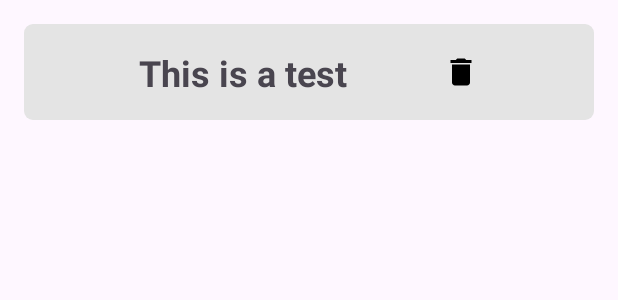
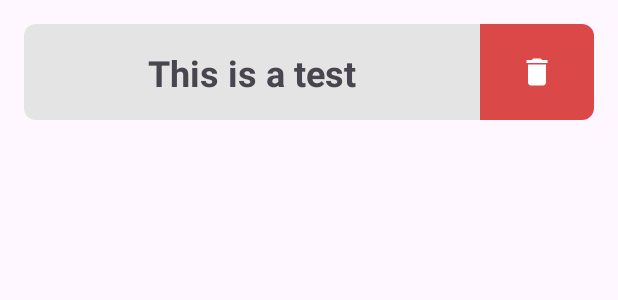
Before and after one commit to TiagoOliveiraa/ShopBuddy, an Android app: the layout list_item_row.xml on its own in the app's theme, with its tools: preview values and no code run, on a phone screen of 412 x 824 dp. Shown: the top 300 px of the screen. Run offline under Robolectric (Android 15) with nearby library versions, the phone set to English and light mode, and no system bars; Roboto replaces fonts that are not available here.

Commit message:
Finished logic on product list, add,update and delete product

```diff
--- a/app/src/main/AndroidManifest.xml
+++ b/app/src/main/AndroidManifest.xml
@@ -12,6 +12,9 @@
         android:supportsRtl="true"
         android:theme="@style/Theme.ShopBuddy"
         tools:targetApi="31">
+        <activity
+            android:name=".view.list.ProductUpdateActivity"
+            android:exported="false" />
         <activity
             android:name=".view.list.AddProductActivity"
             android:exported="false" />
--- a/app/src/main/java/com/toliveira/shopbuddy/view/list/AddProductActivity.kt
+++ b/app/src/main/java/com/toliveira/shopbuddy/view/list/AddProductActivity.kt
@@ -41,7 +41,7 @@ class AddProductActivity : AppCompatActivity() {
 
         if (isFieldsEmpty()){
             productName = binding.productAddNameText.text.toString()
-            var product = Product(1,productName,0,0F,null)
+            var product = Product(0,productName,0,0F,null)
             mProductViewModel.addProduct(product)
             Toast.makeText(this, "Product successfully added to list!", Toast.LENGTH_LONG).show()
             finish()
--- a/app/src/main/java/com/toliveira/shopbuddy/view/shopping/AddStore.kt
+++ b/app/src/main/java/com/toliveira/shopbuddy/view/shopping/AddStore.kt
@@ -46,7 +46,7 @@ class AddStore : AppCompatActivity() {
         if (isFieldsEmpty()){
             var storeName = binding.textInputTextStore.text.toString()
 
-            var store = Store(1, storeName,0F)
+            var store = Store(0, storeName,0F)
             mStoreViewModel.addStore(store)
 
 
--- a/app/src/main/res/drawable/row_background.xml
+++ b/app/src/main/res/drawable/row_background.xml
@@ -3,7 +3,8 @@
     <solid android:color="#E4E4E4"/>
 
 
-    <corners android:radius="6dp"/>
+    <corners android:bottomLeftRadius="8dp"
+        android:topLeftRadius="8dp"/>
 
 
 </shape>
--- /dev/null
+++ b/app/src/main/res/drawable/row_background_delete.xml
@@ -0,0 +1,10 @@
+<?xml version="1.0" encoding="utf-8"?>
+<shape xmlns:android="http://schemas.android.com/apk/res/android">
+    <solid android:color="#DA4848"/>
+
+
+    <corners android:bottomRightRadius="8dp"
+        android:topRightRadius="8dp"/>
+
+
+</shape>
--- a/app/src/main/res/layout/activity_main.xml
+++ b/app/src/main/res/layout/activity_main.xml
@@ -6,7 +6,7 @@
     android:layout_height="match_parent"
     tools:context=".MainActivity">
 
-    <fragment
+    <androidx.fragment.app.FragmentContainerView
         android:id="@+id/fragmentContainer"
         android:layout_width="0dp"
         android:layout_height="0dp"
--- a/app/src/main/res/layout/list_item_row.xml
+++ b/app/src/main/res/layout/list_item_row.xml
@@ -5,16 +5,18 @@
     android:layout_width="match_parent"
     android:layout_height="64dp"
     android:layout_margin="16dp"
-    android:background="@drawable/row_background">
+    >
 
 
     <androidx.constraintlayout.widget.ConstraintLayout
-        android:layout_width="match_parent"
+        android:id="@+id/prodNameConstraint"
+        android:layout_width="0dp"
         android:layout_height="match_parent"
         app:layout_constraintLeft_toLeftOf="parent"
         app:layout_constraintTop_toTopOf="parent"
         android:padding="12dp"
-
+        app:layout_constraintWidth_percent="0.8"
+        android:background="@drawable/row_background"
         >
 
         <TextView
@@ -26,9 +28,24 @@
             android:textStyle="bold"
             app:layout_constraintBottom_toBottomOf="parent"
             app:layout_constraintLeft_toLeftOf="parent"
-            app:layout_constraintRight_toLeftOf="@id/item_delete_list"
+            app:layout_constraintRight_toRightOf="parent"
             app:layout_constraintTop_toTopOf="parent"
             tools:text="This is a test" />
+
+
+
+    </androidx.constraintlayout.widget.ConstraintLayout>
+
+    <androidx.constraintlayout.widget.ConstraintLayout
+        android:id="@+id/prodDeleteConstraint"
+        android:layout_width="0dp"
+        android:layout_height="match_parent"
+        app:layout_constraintWidth_percent="0.2"
+        app:layout_constraintTop_toTopOf="parent"
+        app:layout_constraintRight_toRightOf="parent"
+        app:layout_constraintLeft_toRightOf="@id/prodNameConstraint"
+        android:background="@drawable/row_background_delete"
+        >
 
         <ImageView
             android:id="@+id/item_delete_list"
@@ -36,10 +53,12 @@
             android:layout_height="wrap_content"
             android:src="@drawable/baseline_delete_24"
             app:layout_constraintBottom_toBottomOf="parent"
-            app:layout_constraintLeft_toRightOf="@id/item_list"
+            app:layout_constraintLeft_toLeftOf="parent"
             app:layout_constraintRight_toRightOf="parent"
             app:layout_constraintTop_toTopOf="parent"
+            app:tint="@color/white"
             />
+
 
     </androidx.constraintlayout.widget.ConstraintLayout>
 
```
Also changed, not shown: app/src/main/java/com/toliveira/shopbuddy/data/product/ProductDao.kt (+8 -0 lines), app/src/main/java/com/toliveira/shopbuddy/data/product/ProductRepository.kt (+8 -0 lines), app/src/main/java/com/toliveira/shopbuddy/view/list/ListAdapter.kt (added, +70 -0 lines), app/src/main/java/com/toliveira/shopbuddy/view/list/ListFragment.kt (+15 -0 lines), app/src/main/java/com/toliveira/shopbuddy/view/list/ProductUpdateActivity.kt (added, +71 -0 lines), app/src/main/java/com/toliveira/shopbuddy/viewModel/ProductViewModel.kt (+12 -0 lines), app/src/main/res/layout/activity_product_update.xml (added, +66 -0 lines).
